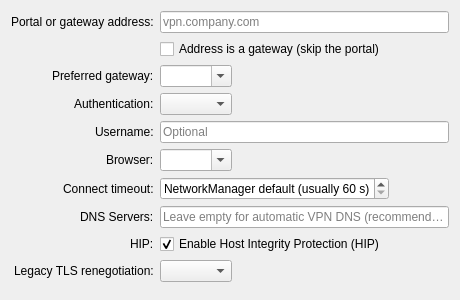
Old version of the form plugins/plasma/gpclientwidget.ui in the repository AceOfSnakes/GlobalProtect-SAML-NetworkManager.
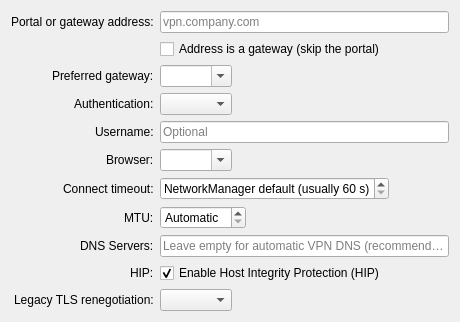
New version of the form.

Patch:
```diff
--- a/plugins/plasma/gpclientwidget.ui
+++ b/plugins/plasma/gpclientwidget.ui
@@ -151,13 +151,44 @@
     </widget>
    </item>
    <item row="7" column="0">
+    <widget class="QLabel" name="mtuLabel">
+     <property name="text">
+      <string>MTU:</string>
+     </property>
+    </widget>
+   </item>
+   <item row="7" column="1">
+    <widget class="QSpinBox" name="mtuSpinBox">
+     <property name="toolTip">
+      <string>Maximum size of a packet in the tunnel.
+Automatic (0): openconnect picks the value. Lower it, for example to 1300-1400, if the tunnel falls back from ESP to HTTPS with "Message too long".
+Values from 1 to 575 are saved as 576, the lowest value that is used.</string>
+     </property>
+     <property name="specialValueText">
+      <string>Automatic</string>
+     </property>
+     <property name="suffix">
+      <string> bytes</string>
+     </property>
+     <property name="minimum">
+      <number>0</number>
+     </property>
+     <property name="maximum">
+      <number>1500</number>
+     </property>
+     <property name="singleStep">
+      <number>1</number>
+     </property>
+    </widget>
+   </item>
+   <item row="8" column="0">
     <widget class="QLabel" name="dnsLabel">
      <property name="text">
       <string>DNS Servers:</string>
      </property>
     </widget>
    </item>
-   <item row="7" column="1">
+   <item row="8" column="1">
     <widget class="QLineEdit" name="dnsLineEdit">
      <property name="toolTip">
       <string>Recommended: Leave empty to use DNS servers from VPN with automatic split DNS configuration.
@@ -169,21 +200,21 @@
      </property>
     </widget>
    </item>
-   <item row="8" column="0">
+   <item row="9" column="0">
     <widget class="QLabel" name="hipLabel">
      <property name="text">
       <string>HIP:</string>
      </property>
     </widget>
    </item>
-   <item row="9" column="0">
+   <item row="10" column="0">
     <widget class="QLabel" name="fixOpensslLabel">
      <property name="text">
       <string>Legacy TLS renegotiation:</string>
      </property>
     </widget>
    </item>
-   <item row="9" column="1">
+   <item row="10" column="1">
     <widget class="QComboBox" name="fixOpensslComboBox">
      <property name="toolTip">
       <string>Portals with an old TLS stack need renegotiation that OpenSSL 3 refuses by default.
@@ -192,7 +223,7 @@
      <!-- Items are added programmatically (auto / true / false) -->
     </widget>
    </item>
-   <item row="8" column="1">
+   <item row="9" column="1">
     <widget class="QCheckBox" name="hipCheckBox">
      <property name="text">
       <string>Enable Host Integrity Protection (HIP)</string>
```
